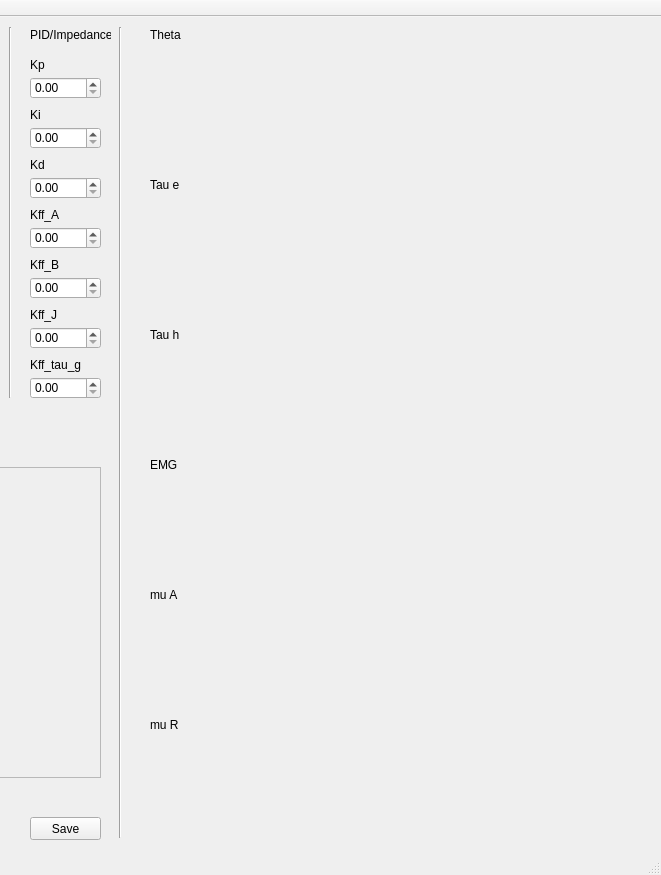
Old version of the form GUI/GUI.ui in the repository cic12/exo_control; both pictures show x 340 to 1001 and y 0 to 875 of the 1001 by 875 pixel window.
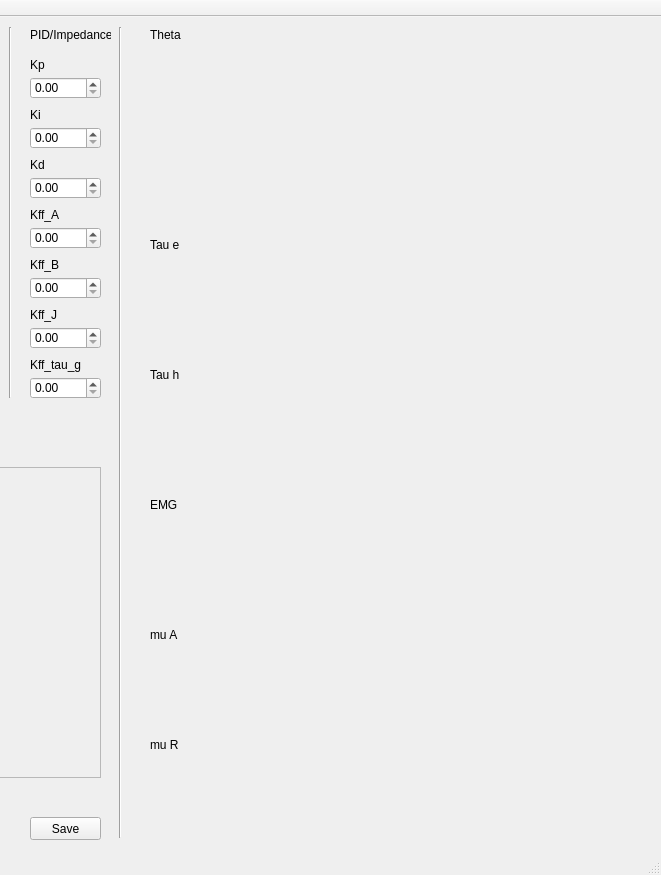
New version of the form. Custom widgets are drawn as their Qt base class.

Diff of the .ui file:
```diff
--- a/GUI/GUI.ui
+++ b/GUI/GUI.ui
@@ -23,7 +23,7 @@
       <x>480</x>
       <y>30</y>
       <width>501</width>
-      <height>121</height>
+      <height>181</height>
      </rect>
     </property>
    </widget>
@@ -281,7 +281,7 @@
     <property name="geometry">
      <rect>
       <x>480</x>
-      <y>330</y>
+      <y>370</y>
       <width>501</width>
       <height>101</height>
      </rect>
@@ -294,7 +294,7 @@
     <property name="geometry">
      <rect>
       <x>480</x>
-      <y>460</y>
+      <y>500</y>
       <width>501</width>
       <height>101</height>
      </rect>
@@ -307,9 +307,9 @@
     <property name="geometry">
      <rect>
       <x>480</x>
-      <y>180</y>
+      <y>240</y>
       <width>501</width>
-      <height>121</height>
+      <height>101</height>
      </rect>
     </property>
    </widget>
@@ -320,9 +320,9 @@
     <property name="geometry">
      <rect>
       <x>480</x>
-      <y>590</y>
+      <y>630</y>
       <width>501</width>
-      <height>101</height>
+      <height>81</height>
      </rect>
     </property>
    </widget>
@@ -333,9 +333,9 @@
     <property name="geometry">
      <rect>
       <x>480</x>
-      <y>720</y>
+      <y>740</y>
       <width>501</width>
-      <height>101</height>
+      <height>81</height>
      </rect>
     </property>
    </widget>
@@ -356,7 +356,7 @@
     <property name="geometry">
      <rect>
       <x>490</x>
-      <y>160</y>
+      <y>220</y>
       <width>61</width>
       <height>16</height>
      </rect>
@@ -369,7 +369,7 @@
     <property name="geometry">
      <rect>
       <x>490</x>
-      <y>310</y>
+      <y>350</y>
       <width>61</width>
       <height>16</height>
      </rect>
@@ -382,7 +382,7 @@
     <property name="geometry">
      <rect>
       <x>490</x>
-      <y>440</y>
+      <y>480</y>
       <width>61</width>
       <height>16</height>
      </rect>
@@ -395,7 +395,7 @@
     <property name="geometry">
      <rect>
       <x>490</x>
-      <y>570</y>
+      <y>610</y>
       <width>61</width>
       <height>16</height>
      </rect>
@@ -408,7 +408,7 @@
     <property name="geometry">
      <rect>
       <x>490</x>
-      <y>700</y>
+      <y>720</y>
       <width>61</width>
       <height>16</height>
      </rect>
```
